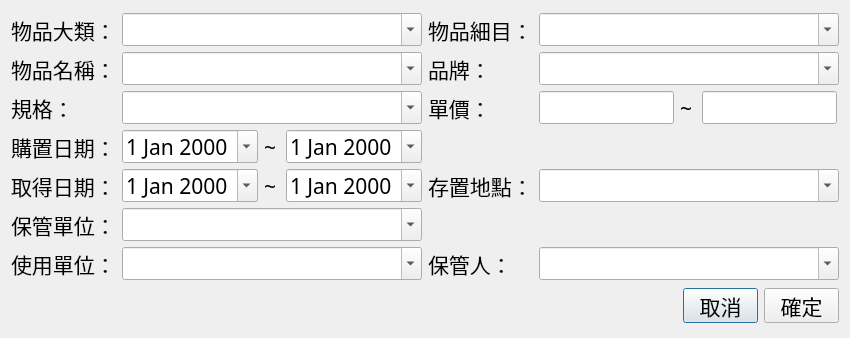
Old version of the form myqtpy/filter.ui in the repository alchenerd/hvhnonc.
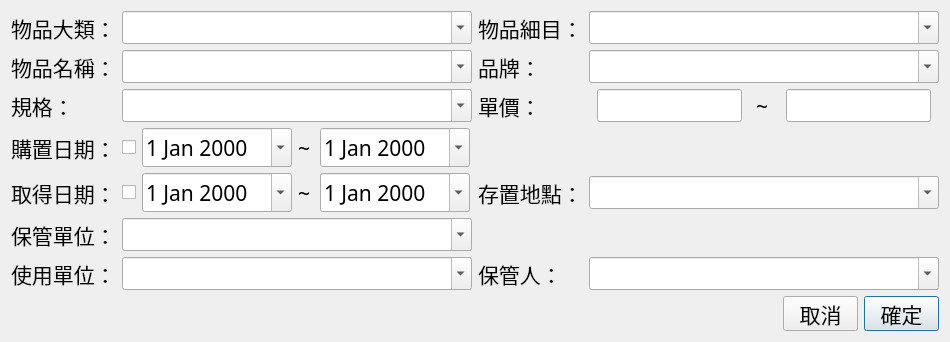
New version of the form.

Commit message: Implement the Filter dialog(TODO: remove dubug message)

```diff
--- a/myqtpy/filter.ui
+++ b/myqtpy/filter.ui
@@ -6,7 +6,7 @@
    <rect>
     <x>0</x>
     <y>0</y>
-    <width>850</width>
+    <width>948</width>
     <height>338</height>
    </rect>
   </property>
@@ -22,13 +22,13 @@
         <widget class="QLineEdit" name="price_min">
          <property name="minimumSize">
           <size>
-           <width>135</width>
+           <width>145</width>
            <height>33</height>
           </size>
          </property>
          <property name="maximumSize">
           <size>
-           <width>135</width>
+           <width>145</width>
            <height>33</height>
           </size>
          </property>
@@ -69,13 +69,13 @@
         <widget class="QLineEdit" name="price_max">
          <property name="minimumSize">
           <size>
-           <width>135</width>
+           <width>145</width>
            <height>33</height>
           </size>
          </property>
          <property name="maximumSize">
           <size>
-           <width>135</width>
+           <width>145</width>
            <height>33</height>
           </size>
          </property>
@@ -93,20 +93,21 @@
       <layout class="QHBoxLayout" name="horizontalLayout_5">
        <item>
         <layout class="QHBoxLayout" name="horizontalLayout_2">
+         <item>
+          <widget class="QCheckBox" name="purchase_date_chk">
+           <property name="font">
+            <font>
+             <family>微軟正黑體</family>
+             <pointsize>16</pointsize>
+            </font>
+           </property>
+           <property name="text">
+            <string/>
+           </property>
+          </widget>
+         </item>
          <item>
           <widget class="QDateEdit" name="purchase_date_min">
-           <property name="minimumSize">
-            <size>
-             <width>136</width>
-             <height>33</height>
-            </size>
-           </property>
-           <property name="maximumSize">
-            <size>
-             <width>136</width>
-             <height>33</height>
-            </size>
-           </property>
            <property name="font">
             <font>
              <family>微軟正黑體</family>
@@ -145,18 +146,6 @@
          </item>
          <item>
           <widget class="QDateEdit" name="purchase_date_max">
-           <property name="minimumSize">
-            <size>
-             <width>136</width>
-             <height>33</height>
-            </size>
-           </property>
-           <property name="maximumSize">
-            <size>
-             <width>136</width>
-             <height>33</height>
-            </size>
-           </property>
            <property name="font">
             <font>
              <family>微軟正黑體</family>
@@ -187,20 +176,21 @@
      </item>
      <item row="4" column="1">
       <layout class="QHBoxLayout" name="horizontalLayout_3">
+       <item>
+        <widget class="QCheckBox" name="acquire_date_chk">
+         <property name="font">
+          <font>
+           <family>微軟正黑體</family>
+           <pointsize>16</pointsize>
+          </font>
+         </property>
+         <property name="text">
+          <string/>
+         </property>
+        </widget>
+       </item>
        <item>
         <widget class="QDateEdit" name="acquire_date_min">
-         <property name="minimumSize">
-          <size>
-           <width>136</width>
-           <height>33</height>
-          </size>
-         </property>
-         <property name="maximumSize">
-          <size>
-           <width>136</width>
-           <height>33</height>
-          </size>
-         </property>
          <property name="font">
           <font>
            <family>微軟正黑體</family>
@@ -239,18 +229,6 @@
        </item>
        <item>
         <widget class="QDateEdit" name="acquire_date_max">
-         <property name="minimumSize">
-          <size>
-           <width>136</width>
-           <height>33</height>
-          </size>
-         </property>
-         <property name="maximumSize">
-          <size>
-           <width>136</width>
-           <height>33</height>
-          </size>
-         </property>
          <property name="font">
           <font>
            <family>微軟正黑體</family>
@@ -262,19 +240,32 @@
          </property>
         </widget>
        </item>
+       <item>
+        <spacer name="horizontalSpacer_3">
+         <property name="orientation">
+          <enum>Qt::Horizontal</enum>
+         </property>
+         <property name="sizeHint" stdset="0">
+          <size>
+           <width>40</width>
+           <height>20</height>
+          </size>
+         </property>
+        </spacer>
+       </item>
       </layout>
      </item>
      <item row="0" column="3">
       <widget class="QComboBox" name="subcategory">
        <property name="minimumSize">
         <size>
-         <width>300</width>
+         <width>350</width>
          <height>33</height>
         </size>
        </property>
        <property name="maximumSize">
         <size>
-         <width>300</width>
+         <width>350</width>
          <height>33</height>
         </size>
        </property>
@@ -306,13 +297,13 @@
       <widget class="QComboBox" name="brand">
        <property name="minimumSize">
         <size>
-         <width>300</width>
+         <width>350</width>
          <height>33</height>
         </size>
        </property>
        <property name="maximumSize">
         <size>
-         <width>300</width>
+         <width>350</width>
          <height>33</height>
         </size>
        </property>
@@ -357,13 +348,13 @@
       <widget class="QComboBox" name="spec">
        <property name="minimumSize">
         <size>
-         <width>300</width>
+         <width>350</width>
          <height>33</height>
         </size>
        </property>
        <property name="maximumSize">
         <size>
-         <width>300</width>
+         <width>350</width>
          <height>33</height>
         </size>
        </property>
@@ -408,13 +399,13 @@
       <widget class="QComboBox" name="name">
        <property name="minimumSize">
         <size>
-         <width>300</width>
+         <width>350</width>
          <height>33</height>
         </size>
        </property>
        <property name="maximumSize">
         <size>
-         <width>300</width>
+         <width>350</width>
          <height>33</height>
         </size>
        </property>
@@ -433,13 +424,13 @@
       <widget class="QComboBox" name="category">
        <property name="minimumSize">
         <size>
-         <width>300</width>
+         <width>350</width>
          <height>33</height>
         </size>
        </property>
        <property name="maximumSize">
         <size>
-         <width>300</width>
+         <width>350</width>
          <height>33</height>
         </size>
        </property>
@@ -497,13 +488,13 @@
       <widget class="QComboBox" name="place">
        <property name="minimumSize">
         <size>
-         <width>300</width>
+         <width>350</width>
          <height>33</height>
         </size>
        </property>
        <property name="maximumSize">
         <size>
-         <width>300</width>
+         <width>350</width>
          <height>33</height>
         </size>
        </property>
@@ -535,13 +526,13 @@
       <widget class="QComboBox" name="keep_department">
        <property name="minimumSize">
         <size>
-         <width>300</width>
+         <width>350</width>
          <height>33</height>
         </size>
        </property>
        <property name="maximumSize">
         <size>
-         <width>300</width>
+         <width>350</width>
          <height>33</height>
         </size>
        </property>
@@ -573,13 +564,13 @@
       <widget class="QComboBox" name="use_department">
        <property name="minimumSize">
         <size>
-         <width>300</width>
+         <width>350</width>
          <height>33</height>
         </size>
        </property>
        <property name="maximumSize">
         <size>
-         <width>300</width>
+         <width>350</width>
          <height>33</height>
         </size>
        </property>
@@ -611,13 +602,13 @@
       <widget class="QComboBox" name="keeper">
        <property name="minimumSize">
         <size>
-         <width>300</width>
+         <width>350</width>
          <height>33</height>
         </size>
        </property>
        <property name="maximumSize">
         <size>
-         <width>300</width>
+         <width>350</width>
          <height>33</height>
         </size>
        </property>
@@ -679,6 +670,9 @@
        <property name="text">
         <string>取消</string>
        </property>
+       <property name="autoDefault">
+        <bool>false</bool>
+       </property>
       </widget>
      </item>
      <item>
@@ -698,6 +692,9 @@
        <property name="text">
         <string>確定</string>
        </property>
+       <property name="default">
+        <bool>true</bool>
+       </property>
       </widget>
      </item>
     </layout>
```
Left out of the diff: 2 changed lines with no effect on the pictures. The commit also changes 3 other files.
